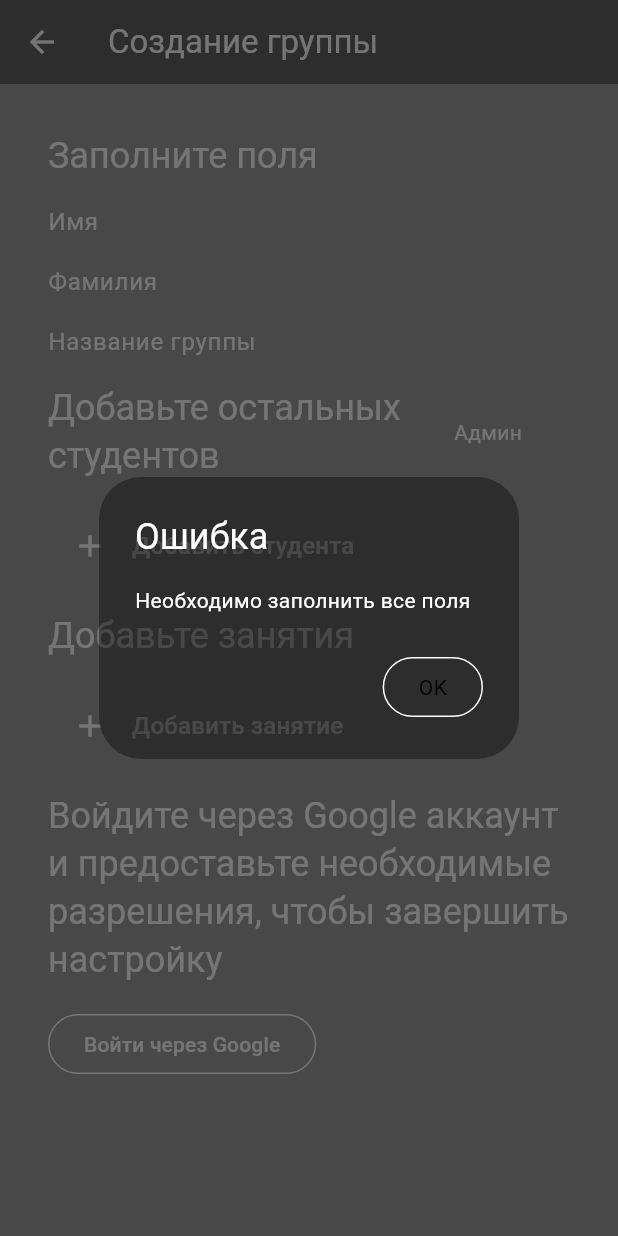
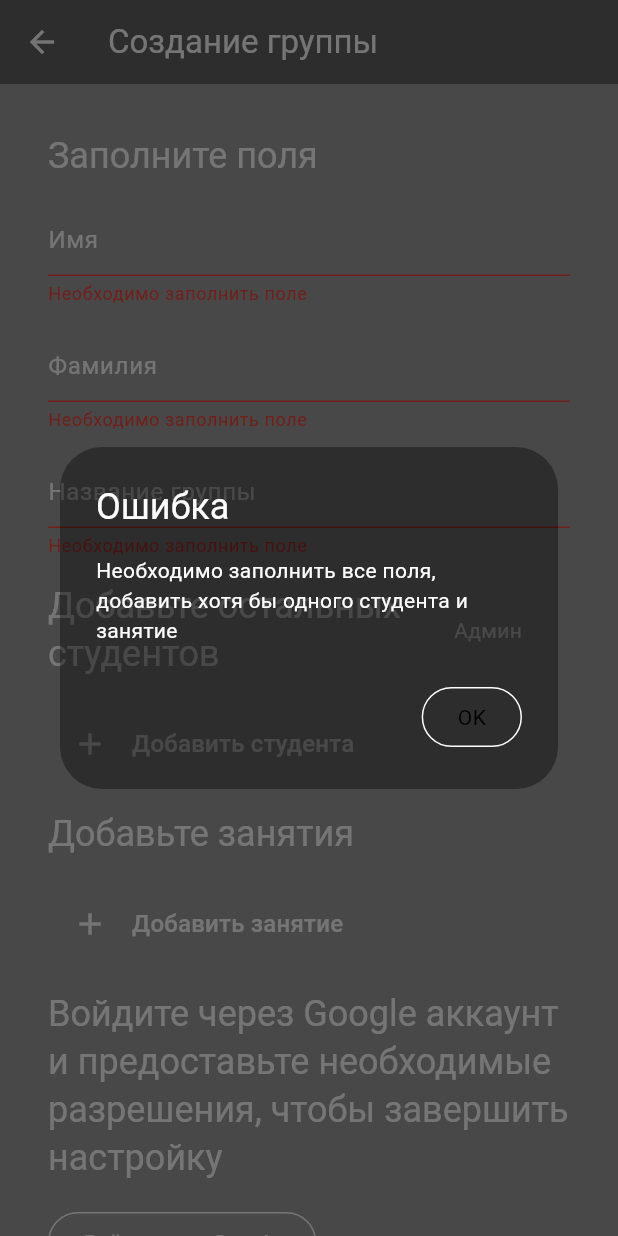
Before and after one commit to Glootea/test-actions, a Flutter app: the CreateGroupScreen screen opened by its route, after a tap on "Войти через Google", on a phone screen of 412 x 824 dp. Run offline on Flutter 3.47's test engine with Material 3 defaults, Android fonts, the phone set to English and light mode, and no system bars; our stand-ins replace bloc, bloc_concurrency, connectivity_plus, drift, firebase_core, firebase_storage and 6 more; missing offline and left inert: encrypt, extension_google_sign_in_as_googleapis_auth, googleapis, gsheets, mobile_scanner; accounts and stored records are empty; generated files the repository leaves out were written again.

Commit message:
ui: curves, close button, validation decoration

```diff
--- a/lib/main.dart
+++ b/lib/main.dart
@@ -63,6 +63,7 @@ class MyApp extends StatelessWidget {
               headlineLarge: Theme.of(context).textTheme.headlineLarge?.copyWith(color: Colors.white),
               displayLarge: Theme.of(context).textTheme.displayLarge?.copyWith(color: Colors.white),
               displaySmall: Theme.of(context).textTheme.displaySmall?.copyWith(color: Colors.white),
+              titleMedium: Theme.of(context).textTheme.titleMedium?.copyWith(color: Colors.white),
               bodyMedium: Theme.of(context).textTheme.bodyMedium?.copyWith(color: Colors.white),
               bodyLarge: Theme.of(context).textTheme.bodyLarge?.copyWith(color: Colors.white),
               headlineMedium: Theme.of(context).textTheme.headlineSmall?.copyWith(color: Colors.white),
--- a/lib/presentation/screens/create_group_screen.dart
+++ b/lib/presentation/screens/create_group_screen.dart
@@ -63,19 +63,25 @@ class _CreateGroupScreenState extends State<CreateGroupScreen> {
               children: [
                 Text("Заполните поля", style: Theme.of(context).textTheme.headlineSmall),
                 const Gap(16),
-                TextField(
+                TextFormField(
                   onChanged: (value) => firstName = value,
-                  decoration: const InputDecoration.collapsed(hintText: 'Имя'),
+                  decoration: const InputDecoration(hintText: 'Имя'),
+                  validator: (value) => value?.isEmpty ?? true ? "Необходимо заполнить поле" : null,
+                  autovalidateMode: AutovalidateMode.always,
                 ),
                 const Gap(16),
-                TextField(
+                TextFormField(
                   onChanged: (value) => lastName = value,
-                  decoration: const InputDecoration.collapsed(hintText: 'Фамилия'),
+                  decoration: const InputDecoration(hintText: 'Фамилия'),
+                  validator: (value) => value?.isEmpty ?? true ? "Необходимо заполнить поле" : null,
+                  autovalidateMode: AutovalidateMode.always,
                 ),
                 const Gap(16),
-                TextField(
+                TextFormField(
                   onChanged: (value) => groupName = value,
-                  decoration: const InputDecoration.collapsed(hintText: 'Название группы'),
+                  decoration: const InputDecoration(hintText: 'Название группы'),
+                  validator: (value) => value?.isEmpty ?? true ? "Необходимо заполнить поле" : null,
+                  autovalidateMode: AutovalidateMode.always,
                 ),
                 const Gap(16),
                 Row(
@@ -107,8 +113,9 @@ class _CreateGroupScreenState extends State<CreateGroupScreen> {
                 const Gap(16),
                 OutlinedButton(
                     onPressed: () {
-                      if ((firstName?.isEmpty ?? true) || (lastName?.isEmpty ?? true) || (groupName?.isEmpty ?? true)) {
-                        errorMessage = "Необходимо заполнить все поля";
+                      // TODO: add validation and mapping lists
+                      if ((firstName?.isEmpty ?? true) || (lastName?.isEmpty ?? true) || (groupName?.isEmpty ?? true) || students.isEmpty || lessons.isEmpty) {
+                        errorMessage = "Необходимо заполнить все поля, добавить хотя бы одного студента и занятие";
                         setState(() {});
                       } else {
                         context.read<QueueBloc>().add(RegisterGroupEvent(firstName, lastName, groupName, [], []));
--- a/lib/presentation/widgets/info_list/tiles/add_new_tile.dart
+++ b/lib/presentation/widgets/info_list/tiles/add_new_tile.dart
@@ -11,7 +11,11 @@ class AddNewTile<E> extends StatelessWidget {
   @override
   Widget build(BuildContext context) {
     return SizeTransition(
-      sizeFactor: animation.drive(CurveTween(curve: Curves.easeInOut)),
+      sizeFactor: CurvedAnimation(
+        curve: Curves.easeInOut,
+        reverseCurve: Curves.easeInOut,
+        parent: animation,
+      ),
       child: Column(
         children: [
           // (list.isNotEmpty) ? const Divider() : Container(),
--- a/lib/presentation/widgets/info_list/tiles/student_tile.dart
+++ b/lib/presentation/widgets/info_list/tiles/student_tile.dart
@@ -19,7 +19,11 @@ class _StudentInfoTileState extends State<StudentInfoTile> {
   Widget build(BuildContext context) {
     return SizeTransition(
         key: ValueKey(widget.students[widget.count]),
-        sizeFactor: widget.animation,
+        sizeFactor: CurvedAnimation(
+          curve: Curves.easeInOut,
+          reverseCurve: Curves.easeInOut,
+          parent: widget.animation,
+        ),
         child: Column(
           children: [
             (widget.count != 0) ? const Divider() : Container(),
```
Also changed, not shown: lib/presentation/widgets/info_list/tiles/lesson_tile/dated_tile.dart (+20 -8 lines), lib/presentation/widgets/info_list/tiles/lesson_tile/lesson_tile.dart (+8 -2 lines), lib/presentation/widgets/info_list/tiles/lesson_tile/weekly_tile.dart (+7 -3 lines).
